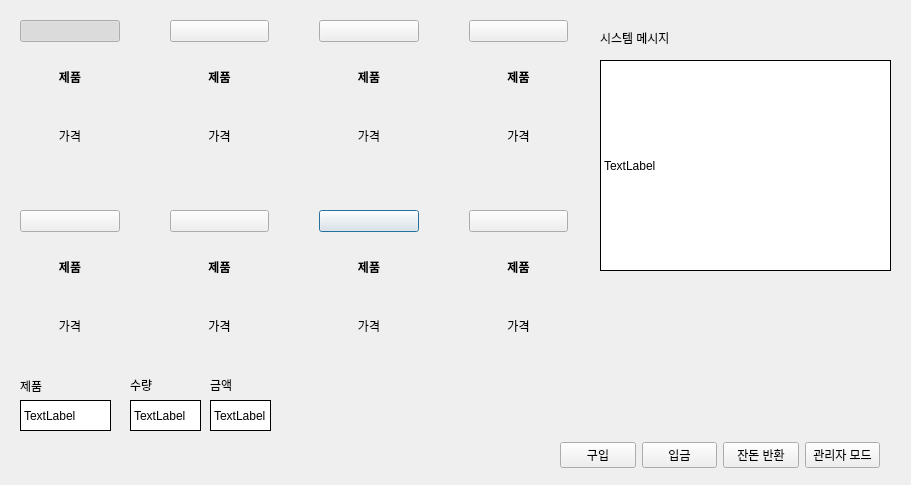
Above: python/UI/main.ui from qpdh/Embeded-Team-Project before the change. Below: the same form after it.
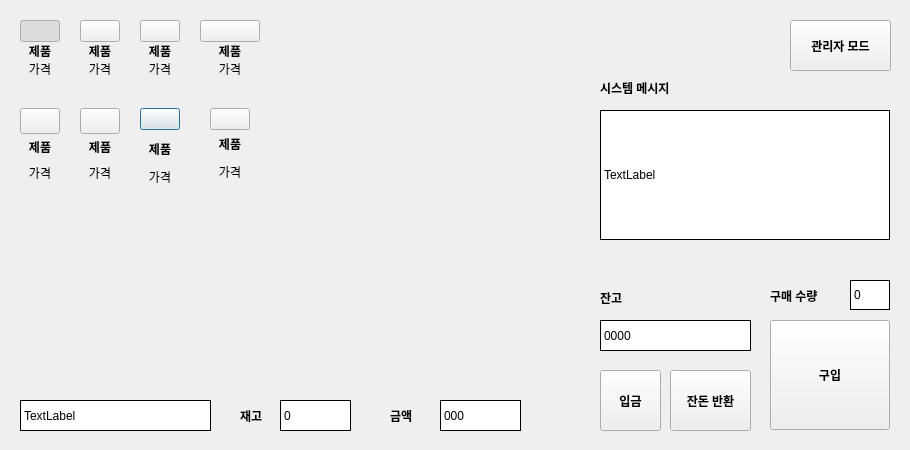
That is the form after the change. Icons and pictures are not drawn.

Commit message: ui 수정

```diff
--- a/python/UI/main.ui
+++ b/python/UI/main.ui
@@ -6,25 +6,34 @@
    <rect>
     <x>0</x>
     <y>0</y>
-    <width>911</width>
-    <height>485</height>
+    <width>910</width>
+    <height>450</height>
    </rect>
   </property>
   <property name="windowTitle">
    <string>Dialog</string>
   </property>
+  <property name="styleSheet">
+   <string notr="true">background-color:rgb(239, 239, 239)</string>
+  </property>
   <widget class="QWidget" name="gridLayoutWidget">
    <property name="geometry">
     <rect>
      <x>20</x>
      <y>20</y>
-     <width>548</width>
-     <height>330</height>
+     <width>551</width>
+     <height>361</height>
     </rect>
    </property>
    <layout class="QGridLayout" name="gridLayout">
-    <property name="spacing">
-     <number>50</number>
+    <property name="sizeConstraint">
+     <enum>QLayout::SetFixedSize</enum>
+    </property>
+    <property name="horizontalSpacing">
+     <number>20</number>
+    </property>
+    <property name="verticalSpacing">
+     <number>30</number>
     </property>
     <item row="1" column="2">
      <layout class="QVBoxLayout" name="verticalLayout_8">
@@ -33,6 +42,12 @@
       </property>
       <item>
        <widget class="QPushButton" name="pushButton_drink6">
+        <property name="sizePolicy">
+         <sizepolicy hsizetype="Minimum" vsizetype="Minimum">
+          <horstretch>0</horstretch>
+          <verstretch>0</verstretch>
+         </sizepolicy>
+        </property>
         <property name="text">
          <string/>
         </property>
@@ -43,8 +58,8 @@
         </property>
         <property name="iconSize">
          <size>
-          <width>85</width>
-          <height>85</height>
+          <width>95</width>
+          <height>95</height>
          </size>
         </property>
         <property name="checkable">
@@ -76,6 +91,9 @@
       </item>
       <item>
        <widget class="QLabel" name="label_cost6">
+        <property name="styleSheet">
+         <string notr="true"/>
+        </property>
         <property name="text">
          <string>가격</string>
         </property>
@@ -89,10 +107,16 @@
     <item row="0" column="2">
      <layout class="QVBoxLayout" name="verticalLayout_3">
       <property name="spacing">
-       <number>10</number>
+       <number>0</number>
       </property>
       <item>
        <widget class="QPushButton" name="pushButton_drink2">
+        <property name="sizePolicy">
+         <sizepolicy hsizetype="Minimum" vsizetype="Minimum">
+          <horstretch>0</horstretch>
+          <verstretch>0</verstretch>
+         </sizepolicy>
+        </property>
         <property name="text">
          <string/>
         </property>
@@ -103,8 +127,8 @@
         </property>
         <property name="iconSize">
          <size>
-          <width>85</width>
-          <height>85</height>
+          <width>95</width>
+          <height>95</height>
          </size>
         </property>
         <property name="checkable">
@@ -136,6 +160,9 @@
       </item>
       <item>
        <widget class="QLabel" name="label_cost2">
+        <property name="styleSheet">
+         <string notr="true"/>
+        </property>
         <property name="text">
          <string>가격</string>
         </property>
@@ -149,10 +176,16 @@
     <item row="1" column="0">
      <layout class="QVBoxLayout" name="verticalLayout_6">
       <property name="spacing">
-       <number>10</number>
+       <number>0</number>
       </property>
       <item>
        <widget class="QPushButton" name="pushButton_drink4">
+        <property name="sizePolicy">
+         <sizepolicy hsizetype="Minimum" vsizetype="Minimum">
+          <horstretch>0</horstretch>
+          <verstretch>0</verstretch>
+         </sizepolicy>
+        </property>
         <property name="text">
          <string/>
         </property>
@@ -163,8 +196,8 @@
         </property>
         <property name="iconSize">
          <size>
-          <width>85</width>
-          <height>85</height>
+          <width>95</width>
+          <height>95</height>
          </size>
         </property>
         <property name="checkable">
@@ -196,6 +229,9 @@
       </item>
       <item>
        <widget class="QLabel" name="label_cost4">
+        <property name="styleSheet">
+         <string notr="true"/>
+        </property>
         <property name="text">
          <string>가격</string>
         </property>
@@ -209,10 +245,16 @@
     <item row="0" column="0">
      <layout class="QVBoxLayout" name="verticalLayout_5">
       <property name="spacing">
-       <number>10</number>
+       <number>0</number>
       </property>
       <item>
        <widget class="QPushButton" name="pushButton_drink0">
+        <property name="sizePolicy">
+         <sizepolicy hsizetype="Minimum" vsizetype="Minimum">
+          <horstretch>0</horstretch>
+          <verstretch>0</verstretch>
+         </sizepolicy>
+        </property>
         <property name="text">
          <string/>
         </property>
@@ -223,8 +265,8 @@
         </property>
         <property name="iconSize">
          <size>
-          <width>85</width>
-          <height>85</height>
+          <width>95</width>
+          <height>95</height>
          </size>
         </property>
         <property name="checkable">
@@ -256,6 +298,9 @@
       </item>
       <item>
        <widget class="QLabel" name="label_cost0">
+        <property name="styleSheet">
+         <string notr="true"/>
+        </property>
         <property name="text">
          <string>가격</string>
         </property>
@@ -269,10 +314,16 @@
     <item row="0" column="1">
      <layout class="QVBoxLayout" name="verticalLayout_4">
       <property name="spacing">
-       <number>10</number>
+       <number>0</number>
       </property>
       <item>
        <widget class="QPushButton" name="pushButton_drink1">
+        <property name="sizePolicy">
+         <sizepolicy hsizetype="Minimum" vsizetype="Minimum">
+          <horstretch>0</horstretch>
+          <verstretch>0</verstretch>
+         </sizepolicy>
+        </property>
         <property name="text">
          <string/>
         </property>
@@ -283,8 +334,8 @@
         </property>
         <property name="iconSize">
          <size>
-          <width>85</width>
-          <height>85</height>
+          <width>95</width>
+          <height>95</height>
          </size>
         </property>
         <property name="checkable">
@@ -316,6 +367,9 @@
       </item>
       <item>
        <widget class="QLabel" name="label_cost1">
+        <property name="styleSheet">
+         <string notr="true"/>
+        </property>
         <property name="text">
          <string>가격</string>
         </property>
@@ -329,10 +383,16 @@
     <item row="0" column="3">
      <layout class="QVBoxLayout" name="verticalLayout_2">
       <property name="spacing">
-       <number>10</number>
+       <number>0</number>
       </property>
       <item>
        <widget class="QPushButton" name="pushButton_drink3">
+        <property name="sizePolicy">
+         <sizepolicy hsizetype="Minimum" vsizetype="Minimum">
+          <horstretch>0</horstretch>
+          <verstretch>0</verstretch>
+         </sizepolicy>
+        </property>
         <property name="text">
          <string/>
         </property>
@@ -343,8 +403,8 @@
         </property>
         <property name="iconSize">
          <size>
-          <width>85</width>
-          <height>85</height>
+          <width>95</width>
+          <height>95</height>
          </size>
         </property>
         <property name="checkable">
@@ -376,6 +436,9 @@
       </item>
       <item>
        <widget class="QLabel" name="label_cost3">
+        <property name="styleSheet">
+         <string notr="true"/>
+        </property>
         <property name="text">
          <string>가격</string>
         </property>
@@ -389,10 +452,16 @@
     <item row="1" column="1">
      <layout class="QVBoxLayout" name="verticalLayout_7">
       <property name="spacing">
-       <number>10</number>
+       <number>0</number>
       </property>
       <item>
        <widget class="QPushButton" name="pushButton_drink5">
+        <property name="sizePolicy">
+         <sizepolicy hsizetype="Minimum" vsizetype="Minimum">
+          <horstretch>0</horstretch>
+          <verstretch>0</verstretch>
+         </sizepolicy>
+        </property>
         <property name="text">
          <string/>
         </property>
@@ -403,8 +472,8 @@
         </property>
         <property name="iconSize">
          <size>
-          <width>85</width>
-          <height>85</height>
+          <width>95</width>
+          <height>95</height>
          </size>
         </property>
         <property name="checkable">
@@ -436,6 +505,9 @@
       </item>
       <item>
        <widget class="QLabel" name="label_cost5">
+        <property name="styleSheet">
+         <string notr="true"/>
+        </property>
         <property name="text">
          <string>가격</string>
         </property>
@@ -449,10 +521,22 @@
     <item row="1" column="3">
      <layout class="QVBoxLayout" name="verticalLayout_9">
       <property name="spacing">
+       <number>0</number>
+      </property>
+      <property name="leftMargin">
+       <number>10</number>
+      </property>
+      <property name="rightMargin">
        <number>10</number>
       </property>
       <item>
        <widget class="QPushButton" name="pushButton_drink7">
+        <property name="sizePolicy">
+         <sizepolicy hsizetype="Fixed" vsizetype="Fixed">
+          <horstretch>0</horstretch>
+          <verstretch>0</verstretch>
+         </sizepolicy>
+        </property>
         <property name="text">
          <string/>
         </property>
@@ -463,8 +547,8 @@
         </property>
         <property name="iconSize">
          <size>
-          <width>85</width>
-          <height>85</height>
+          <width>95</width>
+          <height>95</height>
          </size>
         </property>
         <property name="checkable">
@@ -479,6 +563,9 @@
         <property name="autoExclusive">
          <bool>true</bool>
         </property>
+        <property name="autoDefault">
+         <bool>true</bool>
+        </property>
        </widget>
       </item>
       <item>
@@ -496,6 +583,9 @@
       </item>
       <item>
        <widget class="QLabel" name="label_cost7">
+        <property name="styleSheet">
+         <string notr="true"/>
+        </property>
         <property name="text">
          <string>가격</string>
         </property>
@@ -508,28 +598,18 @@
     </item>
    </layout>
   </widget>
-  <widget class="QLabel" name="label">
-   <property name="geometry">
-    <rect>
-     <x>20</x>
-     <y>380</y>
-     <width>56</width>
-     <height>12</height>
-    </rect>
-   </property>
-   <property name="text">
-    <string>제품</string>
-   </property>
-  </widget>
   <widget class="QLabel" name="label_2">
    <property name="geometry">
     <rect>
      <x>600</x>
-     <y>30</y>
+     <y>80</y>
      <width>151</width>
      <height>16</height>
     </rect>
    </property>
+   <property name="styleSheet">
+    <string notr="true">font-weight:600</string>
+   </property>
    <property name="text">
     <string>시스템 메시지</string>
    </property>
@@ -537,75 +617,47 @@
   <widget class="QLabel" name="label_19">
    <property name="geometry">
     <rect>
-     <x>130</x>
-     <y>379</y>
-     <width>56</width>
-     <height>12</height>
+     <x>240</x>
+     <y>400</y>
+     <width>41</width>
+     <height>31</height>
     </rect>
    </property>
+   <property name="styleSheet">
+    <string notr="true">font-weight:600</string>
+   </property>
    <property name="text">
-    <string>수량</string>
+    <string>재고</string>
    </property>
   </widget>
   <widget class="QLabel" name="label_20">
    <property name="geometry">
     <rect>
-     <x>210</x>
-     <y>379</y>
-     <width>56</width>
-     <height>12</height>
+     <x>390</x>
+     <y>400</y>
+     <width>51</width>
+     <height>31</height>
     </rect>
    </property>
+   <property name="sizePolicy">
+    <sizepolicy hsizetype="Fixed" vsizetype="Fixed">
+     <horstretch>0</horstretch>
+     <verstretch>0</verstretch>
+    </sizepolicy>
+   </property>
+   <property name="styleSheet">
+    <string notr="true">font-weight:600</string>
+   </property>
    <property name="text">
     <string>금액</string>
    </property>
   </widget>
-  <widget class="QWidget" name="horizontalLayoutWidget">
-   <property name="geometry">
-    <rect>
-     <x>560</x>
-     <y>440</y>
-     <width>320</width>
-     <height>31</height>
-    </rect>
-   </property>
-   <layout class="QHBoxLayout" name="horizontalLayout">
-    <item>
-     <widget class="QPushButton" name="pushButton_purchase">
-      <property name="text">
-       <string>구입</string>
-      </property>
-     </widget>
-    </item>
-    <item>
-     <widget class="QPushButton" name="pushButton_insert">
-      <property name="text">
-       <string>입금</string>
-      </property>
-     </widget>
-    </item>
-    <item>
-     <widget class="QPushButton" name="pushButton_return">
-      <property name="text">
-       <string>잔돈 반환</string>
-      </property>
-     </widget>
-    </item>
-    <item>
-     <widget class="QPushButton" name="pushButton_director">
-      <property name="text">
-       <string>관리자 모드</string>
-      </property>
-     </widget>
-    </item>
-   </layout>
-  </widget>
   <widget class="QLabel" name="label_name">
    <property name="geometry">
     <rect>
      <x>20</x>
      <y>400</y>
-     <width>91</width>
+     <width>191</width>
      <height>31</height>
     </rect>
    </property>
@@ -623,7 +675,7 @@
   <widget class="QLabel" name="label_stock">
    <property name="geometry">
     <rect>
-     <x>130</x>
+     <x>280</x>
      <y>400</y>
      <width>71</width>
      <height>31</height>
@@ -637,15 +689,15 @@
 min-height:2%;</string>
    </property>
    <property name="text">
-    <string>TextLabel</string>
+    <string>0</string>
    </property>
   </widget>
   <widget class="QLabel" name="label_cost">
    <property name="geometry">
     <rect>
-     <x>210</x>
+     <x>440</x>
      <y>400</y>
-     <width>61</width>
+     <width>81</width>
      <height>31</height>
     </rect>
    </property>
@@ -657,16 +709,16 @@
 min-height:2%;</string>
    </property>
    <property name="text">
-    <string>TextLabel</string>
+    <string>000</string>
    </property>
   </widget>
   <widget class="QLabel" name="label_21">
    <property name="geometry">
     <rect>
      <x>600</x>
-     <y>60</y>
-     <width>291</width>
-     <height>211</height>
+     <y>110</y>
+     <width>290</width>
+     <height>130</height>
     </rect>
    </property>
    <property name="styleSheet">
@@ -680,6 +732,178 @@
     <string>TextLabel</string>
    </property>
   </widget>
+  <widget class="QLabel" name="label_3">
+   <property name="geometry">
+    <rect>
+     <x>600</x>
+     <y>290</y>
+     <width>71</width>
+     <height>16</height>
+    </rect>
+   </property>
+   <property name="styleSheet">
+    <string notr="true">font-weight:600</string>
+   </property>
+   <property name="text">
+    <string>잔고</string>
+   </property>
+  </widget>
+  <widget class="QLabel" name="label_wallet">
+   <property name="geometry">
+    <rect>
+     <x>600</x>
+     <y>320</y>
+     <width>151</width>
+     <height>31</height>
+    </rect>
+   </property>
+   <property name="styleSheet">
+    <string notr="true">background-color:#FFFFFF;
+border-width: 1px;
+border-style:outset;
+min-width:1%;
+min-height:2%;</string>
+   </property>
+   <property name="text">
+    <string>0000</string>
+   </property>
+  </widget>
+  <widget class="QLabel" name="label_22">
+   <property name="geometry">
+    <rect>
+     <x>770</x>
+     <y>285</y>
+     <width>81</width>
+     <height>21</height>
+    </rect>
+   </property>
+   <property name="styleSheet">
+    <string notr="true">font-weight:600</string>
+   </property>
+   <property name="text">
+    <string>구매 수량</string>
+   </property>
+  </widget>
+  <widget class="QPushButton" name="pushButton_purchase">
+   <property name="geometry">
+    <rect>
+     <x>770</x>
+     <y>320</y>
+     <width>120</width>
+     <height>110</height>
+    </rect>
+   </property>
+   <property name="sizePolicy">
+    <sizepolicy hsizetype="Fixed" vsizetype="Fixed">
+     <horstretch>0</horstretch>
+     <verstretch>0</verstretch>
+    </sizepolicy>
+   </property>
+   <property name="styleSheet">
+    <string notr="true">font-weight:600</string>
+   </property>
+   <property name="text">
+    <string>구입</string>
+   </property>
+  </widget>
+  <widget class="QPushButton" name="pushButton_insert">
+   <property name="geometry">
+    <rect>
+     <x>600</x>
+     <y>370</y>
+     <width>61</width>
+     <height>61</height>
+    </rect>
+   </property>
+   <property name="sizePolicy">
+    <sizepolicy hsizetype="Fixed" vsizetype="Fixed">
+     <horstretch>0</horstretch>
+     <verstretch>0</verstretch>
+    </sizepolicy>
+   </property>
+   <property name="styleSheet">
+    <string notr="true">font-weight:600</string>
+   </property>
+   <property name="text">
+    <string>입금</string>
+   </property>
+  </widget>
+  <widget class="QPushButton" name="pushButton_return">
+   <property name="geometry">
+    <rect>
+     <x>670</x>
+     <y>370</y>
+     <width>81</width>
+     <height>61</height>
+    </rect>
+   </property>
+   <property name="sizePolicy">
+    <sizepolicy hsizetype="Fixed" vsizetype="Fixed">
+     <horstretch>0</horstretch>
+     <verstretch>0</verstretch>
+    </sizepolicy>
+   </property>
+   <property name="styleSheet">
+    <string notr="true">font-weight:600</string>
+   </property>
+   <property name="text">
+    <string>잔돈 반환</string>
+   </property>
+  </widget>
+  <widget class="QPushButton" name="pushButton_director">
+   <property name="geometry">
+    <rect>
+     <x>790</x>
+     <y>20</y>
+     <width>101</width>
+     <height>51</height>
+    </rect>
+   </property>
+   <property name="sizePolicy">
+    <sizepolicy hsizetype="Fixed" vsizetype="Fixed">
+     <horstretch>0</horstretch>
+     <verstretch>0</verstretch>
+    </sizepolicy>
+   </property>
+   <property name="minimumSize">
+    <size>
+     <width>101</width>
+     <height>0</height>
+    </size>
+   </property>
+   <property name="styleSheet">
+    <string notr="true">font-weight:600</string>
+   </property>
+   <property name="text">
+    <string>관리자 모드</string>
+   </property>
+  </widget>
+  <widget class="QLabel" name="label_stock_2">
+   <property name="geometry">
+    <rect>
+     <x>850</x>
+     <y>280</y>
+     <width>40</width>
+     <height>30</height>
+    </rect>
+   </property>
+   <property name="sizePolicy">
+    <sizepolicy hsizetype="Fixed" vsizetype="Minimum">
+     <horstretch>0</horstretch>
+     <verstretch>0</verstretch>
+    </sizepolicy>
+   </property>
+   <property name="styleSheet">
+    <string notr="true">background-color:#FFFFFF;
+border-width: 1px;
+border-style:outset;
+min-width:1%;
+min-height:2%;</string>
+   </property>
+   <property name="text">
+    <string>0</string>
+   </property>
+  </widget>
  </widget>
  <resources>
   <include location="resources.qrc"/>
```
The commit also changes 1 other file.
